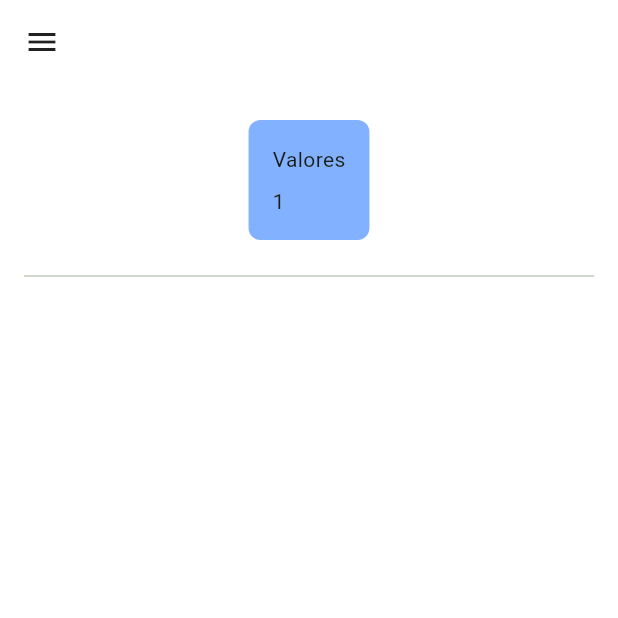
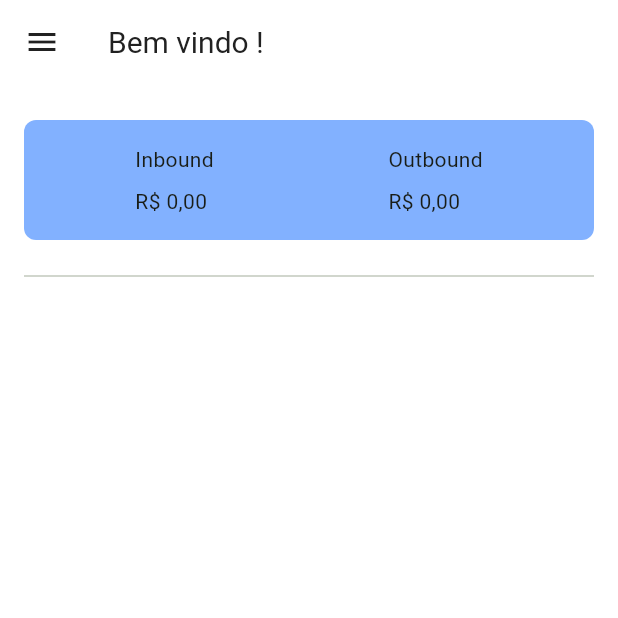
Before and after one commit to Felipe-Borba/my_kakeibo, a Flutter app: the DashboardView screen opened by its route, on a phone screen of 412 x 824 dp, the top half of it. Run offline on Flutter 3.47's test engine with Material 3 defaults, Android fonts, the phone set to English and light mode, and no system bars; our stand-ins replace cloud_firestore, firebase_auth, firebase_core, flutter_modular, shared_preferences; accounts and stored records are empty; generated files the repository leaves out were written again.

Commit message:
fix: dashboard layout

```diff
--- a/lib/presentation/user/dashboard/dashboard_controller.dart
+++ b/lib/presentation/user/dashboard/dashboard_controller.dart
@@ -15,6 +15,8 @@ class DashboardController with ChangeNotifier {
 
   // State
   double total = 0;
+  double totalIncome = 0;
+  double totalExpense = 0;
   List<Transaction> list = List.empty();
   User? user;
 
@@ -24,6 +26,8 @@ class DashboardController with ChangeNotifier {
     var (totalExpense, totalExpenseError) =
         await expenseUseCase.getMonthTotal();
     total = totalIncome - totalExpense;
+    this.totalIncome = totalIncome;
+    this.totalExpense = totalExpense;
 
     var (incomeList, incomeListError) = await incomeUseCase.findAll();
     var (expenseList, expenseListError) = await expenseUseCase.findAll();
--- a/lib/presentation/user/dashboard/dashboard_view.dart
+++ b/lib/presentation/user/dashboard/dashboard_view.dart
@@ -28,7 +28,7 @@ class DashboardView extends StatelessWidget {
           builder: (BuildContext context, Widget? child) {
             return Scaffold(
               appBar: AppBar(
-                title: Text(controller.user!.name),
+                title: Text("Bem vindo ${controller.user!.name}!"),
               ),
               drawer: const DrawerCustom(),
               body: Padding(
@@ -36,28 +36,47 @@ class DashboardView extends StatelessWidget {
                     const EdgeInsets.symmetric(horizontal: 16, vertical: 24),
                 child: Column(
                   children: [
-                    // Container 1 - Exibição dos valores
                     Container(
                       padding: const EdgeInsets.all(16),
                       decoration: BoxDecoration(
                         color: Colors.blueAccent.shade100,
                         borderRadius: BorderRadius.circular(8),
                       ),
-                      child: const Column(
+                      child: Row(
+                        mainAxisAlignment: MainAxisAlignment.spaceAround,
+                        children: [
+                          Column(
                             crossAxisAlignment: CrossAxisAlignment.start,
                             children: [
-                          Text('Valores'),
-                          SizedBox(height: 8),
-                          Text("1"),
+                              const Text('Inbound'),
+                              const SizedBox(height: 8),
+                              Text(
+                                NumberFormat.currency(
+                                  locale: 'pt_BR',
+                                  symbol: 'R\$',
+                                ).format(controller.totalIncome),
+                              ),
+                            ],
+                          ),
+                          Column(
+                            crossAxisAlignment: CrossAxisAlignment.start,
+                            children: [
+                              const Text('Outbound'),
+                              const SizedBox(height: 8),
+                              Text(
+                                NumberFormat.currency(
+                                  locale: 'pt_BR',
+                                  symbol: 'R\$',
+                                ).format(controller.totalExpense),
+                              ),
+                            ],
+                          ),
                         ],
                       ),
                     ),
                     const SizedBox(height: 16),
                     const Divider(),
-                    // Container 2 - Lista de despesas em formato de coluna
                     Expanded(
-                      child: Container(
-                        padding: const EdgeInsets.all(16),
                       child: Column(
                         crossAxisAlignment: CrossAxisAlignment.start,
                         children: [
@@ -71,9 +90,11 @@ class DashboardView extends StatelessWidget {
                                   padding:
                                       const EdgeInsets.symmetric(vertical: 4),
                                   child: Row(
+                                    mainAxisSize: MainAxisSize.max,
+                                    mainAxisAlignment:
+                                        MainAxisAlignment.spaceBetween,
                                     children: [
-                                        Expanded(
-                                          child: Text(
+                                      Text(
                                         expense is Income
                                             ? 'Inbound'
                                             : 'Outbound',
@@ -81,39 +102,24 @@ class DashboardView extends StatelessWidget {
                                           color: Colors.blueAccent,
                                         ),
                                       ),
-                                        ),
-                                        const SizedBox(
-                                            width:
-                                                16), // Espaço entre elementos
-                                        Expanded(
-                                          child: Text(
+                                      const SizedBox(width: 16),
+                                      Text(
                                         NumberFormat.currency(
                                           locale: 'pt_BR',
                                           symbol: 'R\$',
                                         ).format(expense.amount),
                                       ),
-                                        ),
-                                        const SizedBox(
-                                            width:
-                                                16), // Espaço entre elementos
-                                        Expanded(
-                                          child: Icon(
+                                      const SizedBox(width: 16),
+                                      Icon(
                                         expense is Expense
                                             ? expense.category.icon
-                                                : Icons
-                                                    .monetization_on_outlined,
+                                            : Icons.monetization_on_outlined,
                                       ),
-                                        ),
-                                        const SizedBox(
-                                            width:
-                                                16), // Espaço entre elementos
-                                        Expanded(
-                                          child: Text(
+                                      const SizedBox(width: 16),
+                                      Text(
                                         DateFormat('dd/MM')
                                             .format(expense.date),
-                                            style:
-                                                const TextStyle(fontSize: 16),
-                                          ),
+                                        style: const TextStyle(fontSize: 16),
                                       ),
                                     ],
                                   ),
@@ -122,7 +128,6 @@ class DashboardView extends StatelessWidget {
                             ),
                           ),
                         ],
-                        ),
                       ),
                     ),
                   ],
```
Lines whose indentation alone changed are shown as unchanged.
